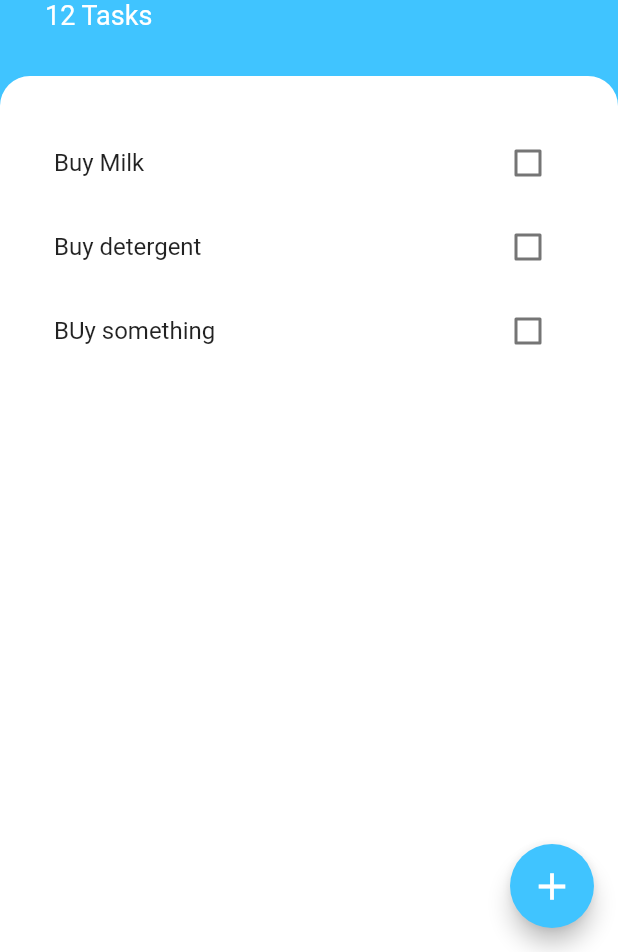
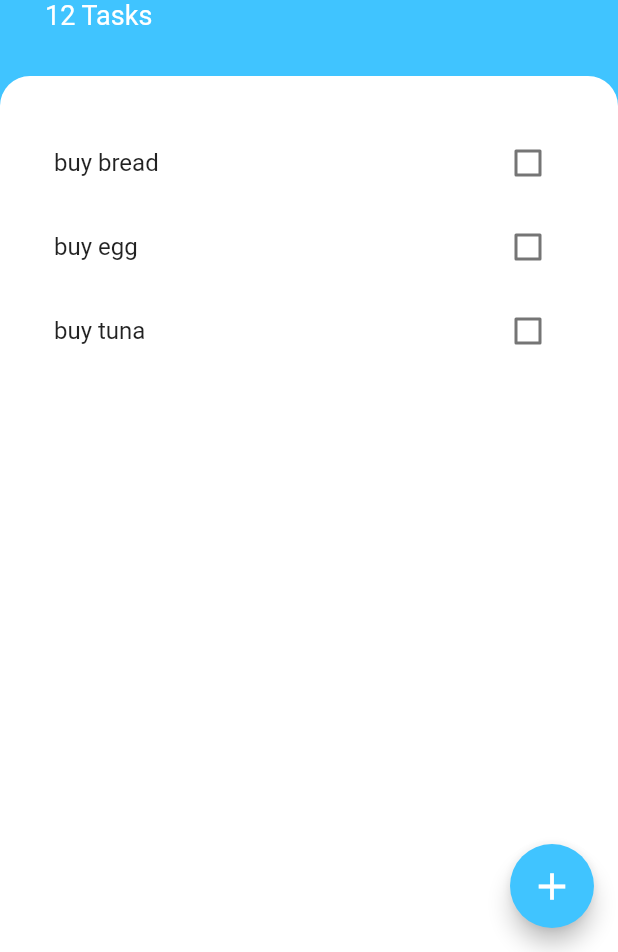
Before and after one commit to hshehabu/flutter-todo-app, a Flutter app: the screen it shows after launch, on a phone screen of 412 x 824 dp, the part 284-1236 px from its top. Run offline on Flutter 3.47's test engine with Material 2 defaults, Android fonts, the phone set to English and light mode, and no system bars.

Commit message:
list builder to save resources

```diff
--- a/lib/widgets/task_tile.dart
+++ b/lib/widgets/task_tile.dart
@@ -1,47 +1,23 @@
 import 'package:flutter/material.dart';
 
-class TaskTile extends StatefulWidget {
-  const TaskTile({Key? key, required this.taskName}) : super(key: key);
-  final String taskName;
+class TaskTile extends StatelessWidget{
 
-  @override
-  State<TaskTile> createState() => _TaskTileState();
-}
+  final bool isDone;
+  final String taskTitle;
 
-class _TaskTileState extends State<TaskTile> {
-  bool isDone = false;
-
+  const TaskTile({super.key, required this.isDone, required this.taskTitle});
   @override
   Widget build(BuildContext context) {
     return ListTile(
       title: Text(
-        widget.taskName,
+        taskTitle,
         style:
             TextStyle(decoration: isDone ? TextDecoration.lineThrough : null),
       ),
-      trailing: TaskCheckbox(
-        isDone: isDone,
-        toggleCheckboxState: (bool? checkboxState) {
-          setState(() {
-            isDone = checkboxState ?? true;
-          });
-        },
+      trailing: Checkbox(
+        value: isDone, onChanged: (bool? value) {  },
+        // onChanged: toggleCheckboxState,
       ),
     );
   }
 }
-
-class TaskCheckbox extends StatelessWidget {
-  const TaskCheckbox({super.key, required this.isDone, required this.toggleCheckboxState});
-
-  final bool isDone;
-  final Function(bool?) toggleCheckboxState;
-
-  @override
-  Widget build(BuildContext context) {
-    return Checkbox(
-      value: isDone,
-      onChanged: toggleCheckboxState,
-    );
-  }
-}
--- a/lib/widgets/tasks_list.dart
+++ b/lib/widgets/tasks_list.dart
@@ -11,15 +11,16 @@ class TasksList extends StatefulWidget {
 }
 
 class _TasksListState extends State<TasksList> {
-  List<Task> tasks = [];
+  List<Task> tasks = [
+    Task(name: 'buy bread', isDone: false),
+    Task(name: 'buy egg', isDone: false),
+    Task(name: 'buy tuna', isDone: false),
+  ];
+
   @override
   Widget build(BuildContext context) {
-    return ListView(
-      children: const [
-        TaskTile(taskName: 'Buy Milk',),
-        TaskTile(taskName: 'Buy detergent',),
-        TaskTile(taskName: 'BUy something',)
-      ],
-    );
+    return ListView.builder(itemBuilder: (context , index){
+      return TaskTile(isDone: tasks[index].isDone, taskTitle: tasks[index].name);
+    } , itemCount: tasks.length,);
   }
 }
```
